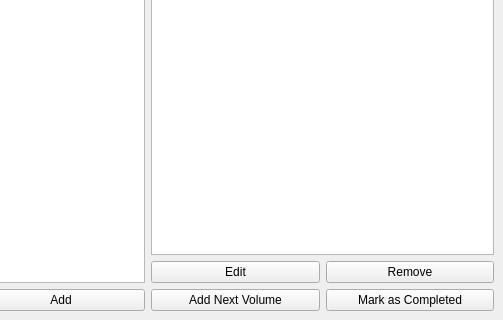
theorangesauce/MangaTracker, file mangatracker-gui.ui: the form before one commit; both pictures show x 207 to 710 and y 280 to 600 of the 710 by 600 pixel window.
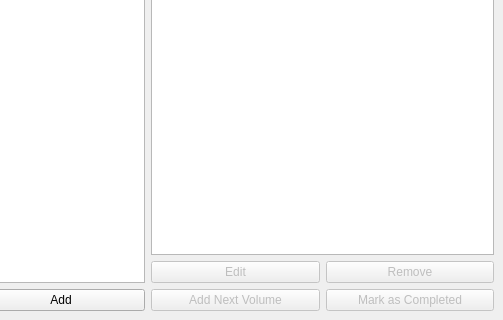
The form after the commit.

Commit message:
Disable MainWindow series edit buttons until series selected
All buttons in the main window which can change the state of a series are now disabled by default until a series is selected.

What changed in the file:
```diff
--- a/mangatracker-gui.ui
+++ b/mangatracker-gui.ui
@@ -73,6 +73,9 @@
          <layout class="QGridLayout" name="right_button_container">
           <item row="0" column="0">
            <widget class="QPushButton" name="edit_series_button">
+            <property name="enabled">
+             <bool>false</bool>
+            </property>
             <property name="text">
              <string>Edit</string>
             </property>
@@ -80,6 +83,9 @@
           </item>
           <item row="0" column="1">
            <widget class="QPushButton" name="remove_series_button">
+            <property name="enabled">
+             <bool>false</bool>
+            </property>
             <property name="text">
              <string>Remove</string>
             </property>
@@ -87,6 +93,9 @@
           </item>
           <item row="1" column="0">
            <widget class="QPushButton" name="add_next_volume_button">
+            <property name="enabled">
+             <bool>false</bool>
+            </property>
             <property name="text">
              <string>Add Next Volume</string>
             </property>
@@ -94,6 +103,9 @@
           </item>
           <item row="1" column="1">
            <widget class="QPushButton" name="mark_as_completed_button">
+            <property name="enabled">
+             <bool>false</bool>
+            </property>
             <property name="text">
              <string>Mark as Completed</string>
             </property>
```
The commit also changes 1 other file.
